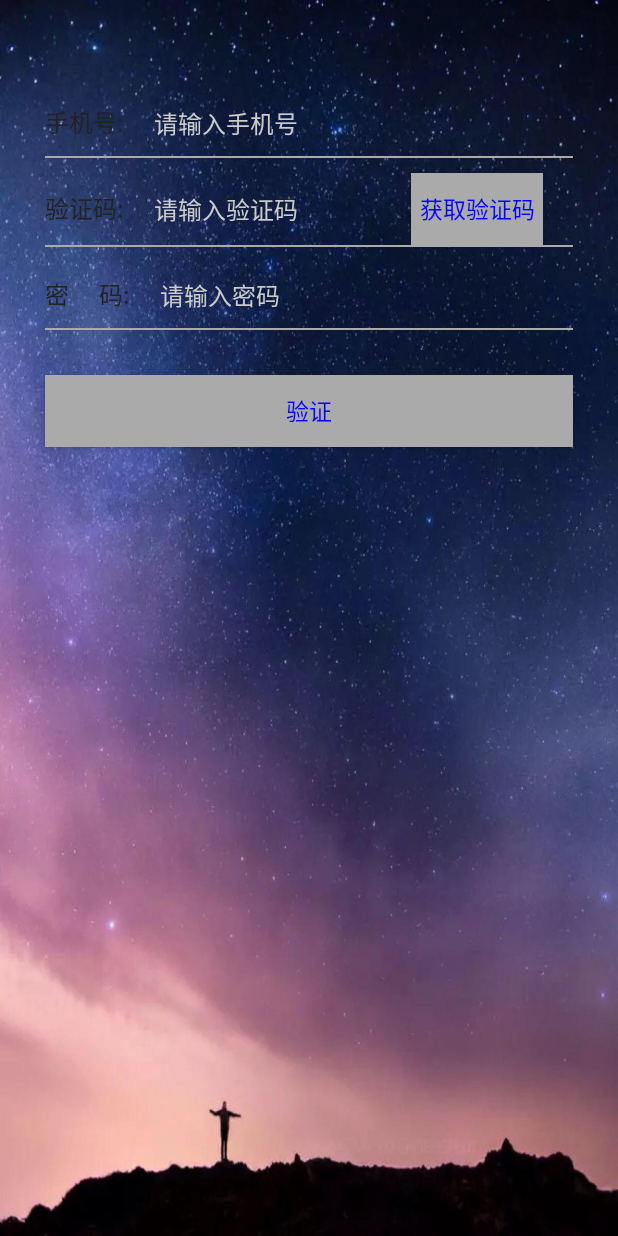
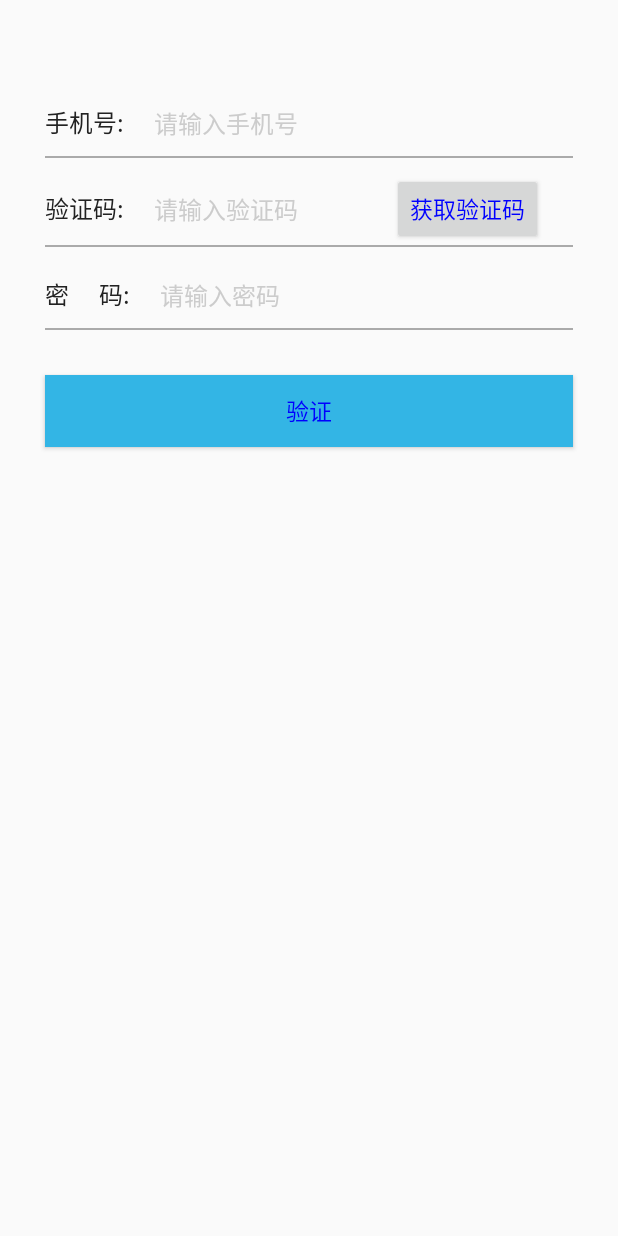
Before and after one commit to yotta15/sleep-partner, an Android app: the RegisterActivity screen opened directly, with no data from a screen before it, on a phone screen of 412 x 824 dp. Run offline under Robolectric (Android 15) with nearby library versions, the phone set to English and light mode, and no system bars; libraries missing offline, so code that uses them is left out: cn.smssdk; 3 statements that could not run were skipped.

Commit message:
register part1 ,user using phoneNumber to register

```diff
--- a/app/src/main/java/com/example/gzy/test3/activity/RegisterActivity.java
+++ b/app/src/main/java/com/example/gzy/test3/activity/RegisterActivity.java
@@ -40,7 +40,7 @@ public class RegisterActivity extends Activity implements View.OnClickListener {
     protected void onCreate(Bundle savedInstanceState) {
         super.onCreate(savedInstanceState);
         requestWindowFeature(Window.FEATURE_NO_TITLE);
-        setContentView(R.layout.register);
+        setContentView(R.layout.register_phone);
         sharedPreferences=getSharedPreferences("sleep_partner",MODE_PRIVATE);
         editor=sharedPreferences.edit();
         etPhoneNumber = (EditText) findViewById(R.id.etPhoneNumber);
--- a/app/src/main/java/com/example/gzy/test3/activity/TestFragment.java
+++ b/app/src/main/java/com/example/gzy/test3/activity/TestFragment.java
@@ -31,7 +31,7 @@ public class TestFragment extends Fragment {
 
         final int position = getArguments().getInt("position");
         String name = getArguments().getString("name");
-      // View  view = inflater.inflate(R.layout.register, container, false);
+
         Button btn = new Button(container.getContext(), null);
         btn.setGravity(Gravity.CENTER);
         btn.setText("当前状态:" + name);
--- a/app/src/main/java/com/example/gzy/test3/fragment/IRegisterFragmentView.java
+++ b/app/src/main/java/com/example/gzy/test3/fragment/IRegisterOneView.java
@@ -1,4 +1,4 @@
 package com.example.gzy.test3.fragment;
 
-public class IRegisterFragmentView {
+public interface IRegisterOneView {
 }
--- a/app/src/main/java/com/example/gzy/test3/fragment/RegisterFragmentThree.java
+++ b/app/src/main/java/com/example/gzy/test3/fragment/RegisterFragmentThree.java
@@ -1,6 +1,6 @@
 package com.example.gzy.test3.fragment;
 
-import android.app.Fragment;
+import android.support.v4.app.Fragment;
 import android.os.Bundle;
 import android.support.annotation.Nullable;
 import android.view.Gravity;
@@ -30,7 +30,7 @@ public class RegisterFragmentThree extends Fragment {
 
         final int position = getArguments().getInt("position");
         String name = getArguments().getString("name");
-       // View view = inflater.inflate(R.layout.register, container, false);
+       // View view = inflater.inflate(R.layout.register_phone, container, false);
         Button btn = new Button(container.getContext(), null);
         btn.setGravity(Gravity.CENTER);
         btn.setText("当前状态:" + name);
--- a/app/src/main/java/com/example/gzy/test3/model/UserModel.java
+++ b/app/src/main/java/com/example/gzy/test3/model/UserModel.java
@@ -17,9 +17,7 @@ public class UserModel  extends BmobObject{
     public int checkUserValidity(String phone,String passwd){
         return  0;
     }
-    public  UserModel(){
-
-    }
+    public  UserModel(){ }
     public UserModel(String phone, String passwd) {
         this.name = name;
         this.passwd = passwd;
--- a/app/src/main/java/com/example/gzy/test3/presenter/IRegisterPresenter.java
+++ b/app/src/main/java/com/example/gzy/test3/presenter/IRegisterPresenter.java
@@ -1,4 +1,5 @@
 package com.example.gzy.test3.presenter;
 
 public interface IRegisterPresenter {
+    void doRegister();
 }
--- /dev/null
+++ b/app/src/main/res/layout/register_phone.xml
@@ -0,0 +1,154 @@
+<?xml version="1.0" encoding="utf-8"?>
+<LinearLayout xmlns:android="http://schemas.android.com/apk/res/android"
+    android:layout_width="match_parent"
+    android:layout_height="match_parent"
+
+    android:orientation="vertical">
+    <LinearLayout
+        android:layout_width="match_parent"
+        android:layout_height="wrap_content"
+        android:layout_marginLeft="30dp"
+        android:layout_marginRight="30dp"
+        android:layout_marginTop="60dp"
+        android:orientation="horizontal">
+
+
+        <TextView
+            android:layout_width="wrap_content"
+            android:layout_height="wrap_content"
+            android:text="手机号:"
+            android:textColor="#222222"
+            android:textSize="16sp" />
+
+        <EditText
+            android:id="@+id/etPhoneNumber"
+            android:layout_width="match_parent"
+            android:layout_height="wrap_content"
+            android:layout_marginRight="10dp"
+            android:background="@null"
+            android:drawablePadding="10dp"
+            android:hint="请输入手机号"
+            android:inputType="phone"
+            android:lines="0"
+            android:maxLength="11"
+            android:paddingBottom="10dp"
+            android:paddingLeft="20dp"
+            android:paddingTop="10dp"
+            android:textColor="@android:color/black"
+            android:textColorHint="#cccccc"
+            android:textSize="16sp" />
+
+    </LinearLayout>
+
+    <View
+        android:layout_width="match_parent"
+        android:layout_height="1dp"
+        android:layout_marginLeft="30dp"
+        android:layout_marginRight="30dp"
+        android:background="@android:color/darker_gray" />
+
+    <LinearLayout
+        android:layout_width="match_parent"
+        android:layout_height="wrap_content"
+        android:layout_marginLeft="30dp"
+        android:layout_marginRight="30dp"
+        android:layout_marginTop="10dp"
+        android:orientation="horizontal">
+
+        <TextView
+            android:layout_width="wrap_content"
+            android:layout_height="wrap_content"
+            android:text="验证码:"
+            android:textColor="#222222"
+            android:textSize="16sp" />
+
+        <EditText
+            android:id="@+id/etCode"
+            android:layout_width="0dp"
+            android:layout_height="wrap_content"
+            android:layout_weight="1"
+            android:background="@null"
+            android:hint="请输入验证码"
+            android:inputType="phone"
+            android:lines="0"
+            android:maxLength="6"
+            android:paddingBottom="10dp"
+            android:paddingLeft="20dp"
+            android:paddingTop="10dp"
+            android:textColor="@android:color/black"
+            android:textColorHint="#cccccc"
+            android:textSize="16sp" />
+
+        <Button
+            android:id="@+id/btnSendMsg"
+            android:layout_width="wrap_content"
+            android:layout_height="wrap_content"
+            android:layout_marginRight="20dp"
+            android:text="获取验证码"
+            android:textColor="#0000ff"
+            android:textSize="15sp" />
+    </LinearLayout>
+
+
+    <View
+        android:layout_width="match_parent"
+        android:layout_height="1dp"
+        android:layout_marginLeft="30dp"
+        android:layout_marginRight="30dp"
+        android:background="@android:color/darker_gray" />
+    <LinearLayout
+        android:layout_width="match_parent"
+        android:layout_height="wrap_content"
+        android:layout_marginLeft="30dp"
+        android:layout_marginRight="30dp"
+        android:layout_marginTop="10dp"
+        android:orientation="horizontal">
+
+        <TextView
+            android:layout_width="wrap_content"
+            android:layout_height="wrap_content"
+            android:text="密     码:"
+            android:textColor="#222222"
+            android:textSize="16sp" />
+
+        <EditText
+            android:id="@+id/etpwd"
+            android:layout_width="0dp"
+            android:layout_height="wrap_content"
+            android:layout_weight="1"
+            android:background="@null"
+            android:hint="请输入密码"
+            android:inputType="phone"
+            android:lines="0"
+            android:maxLength="10"
+            android:paddingBottom="10dp"
+            android:paddingLeft="20dp"
+            android:paddingTop="10dp"
+            android:textColor="@android:color/black"
+            android:textColorHint="#cccccc"
+            android:textSize="16sp" />
+
+
+    </LinearLayout>
+
+
+    <View
+        android:layout_width="match_parent"
+        android:layout_height="1dp"
+        android:layout_marginLeft="30dp"
+        android:layout_marginRight="30dp"
+        android:background="@android:color/darker_gray" />
+
+    <Button
+        android:id="@+id/btnSubmitCode"
+        android:layout_width="match_parent"
+        android:layout_height="wrap_content"
+        android:background="@android:color/holo_blue_light"
+        android:gravity="center"
+        android:layout_marginLeft="30dp"
+        android:layout_marginRight="30dp"
+        android:layout_marginTop="30dp"
+        android:text="验证"
+        android:textColor="#0000ff"
+        android:textSize="15sp" />
+</LinearLayout>
```
Also changed, not shown: app/src/main/java/com/example/gzy/test3/activity/TestActivity.java (+13 -7 lines), app/src/main/java/com/example/gzy/test3/fragment/RegisterFragmentOne.java (+236 -22 lines), app/src/main/java/com/example/gzy/test3/fragment/RegisterFragmentTwo.java (+15 -15 lines), app/src/main/java/com/example/gzy/test3/presenter/RegisterPresenterImpl.java (+32 -0 lines), app/src/main/res/layout/register_info.xml (renamed from app/src/main/res/layout/register.xml, +85 -42 lines), app/src/main/res/drawable/arrowhead.jpg (added).
